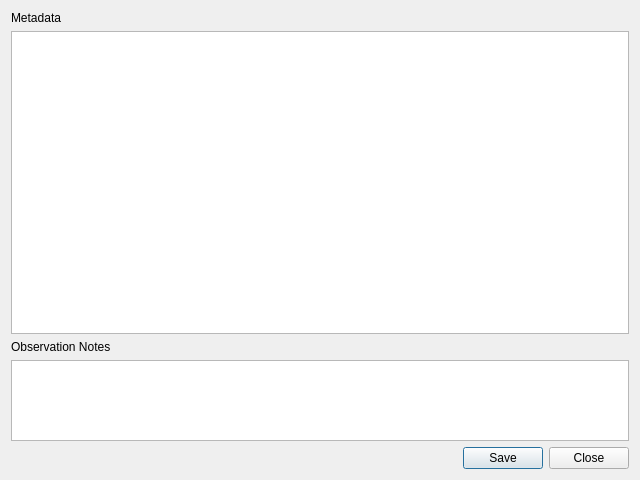
Above: ui/metadata.ui from mhorn71/StarbaseMini before the change. Below: the same form after it.
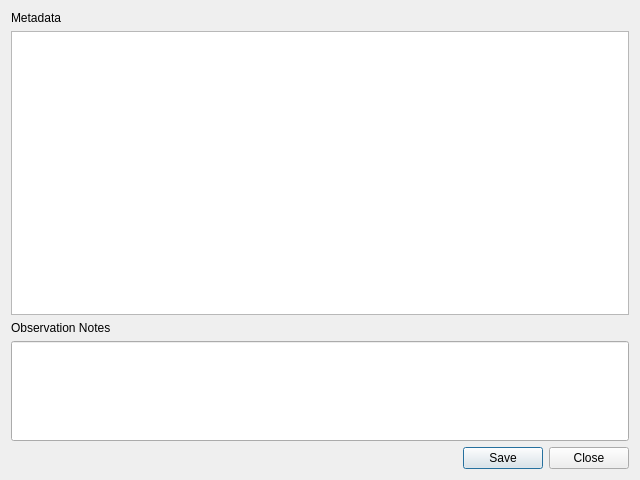
That is the form after the change.

Commit message: Moved MetadataEditorNotes from QTextBrowser to QLineEdit.

Patch:
```diff
--- a/ui/metadata.ui
+++ b/ui/metadata.ui
@@ -49,11 +49,11 @@
     </widget>
    </item>
    <item row="3" column="0">
-    <widget class="QTextBrowser" name="metadataNotesEdit">
-     <property name="maximumSize">
+    <widget class="QLineEdit" name="metadataNotesEdit">
+     <property name="minimumSize">
       <size>
-       <width>16777215</width>
-       <height>81</height>
+       <width>0</width>
+       <height>100</height>
       </size>
      </property>
      <property name="font">
@@ -62,8 +62,14 @@
        <pointsize>14</pointsize>
       </font>
      </property>
-     <property name="readOnly">
-      <bool>false</bool>
+     <property name="maxLength">
+      <number>100</number>
+     </property>
+     <property name="cursorPosition">
+      <number>0</number>
+     </property>
+     <property name="alignment">
+      <set>Qt::AlignLeading|Qt::AlignLeft|Qt::AlignTop</set>
      </property>
     </widget>
    </item>
```
The commit also changes 1 other file.
